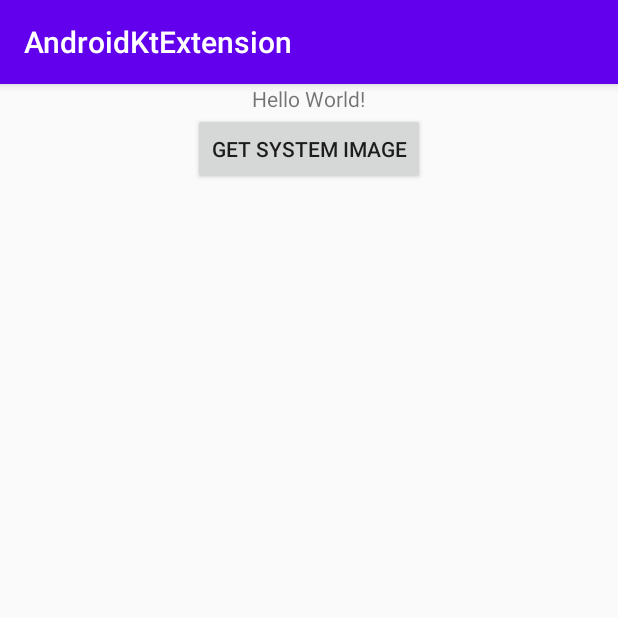
After one commit to dengzii/AndroidKtx, an Android app: the SecondActivity screen opened directly, with no data from a screen before it, on a phone screen of 412 x 824 dp, the top half of it. The commit adds this screen. Run offline under Robolectric (Android 15) with nearby library versions, the phone set to English and light mode, and no system bars.

```diff
--- a/android-ktx/src/main/java/com/dengzii/ktx/android/CollectionExt.kt
+++ b/android-ktx/src/main/java/com/dengzii/ktx/android/CollectionExt.kt
@@ -28,6 +28,10 @@ inline fun <K, V> MutableMap<K, V>.put(entry: Map.Entry<K, V>) {
     put(entry.key, entry.value)
 }
 
+inline fun <K, V> MutableMap<K, V>.put(vararg pairs: Pair<K, V>) {
+    putAll(pairs)
+}
+
 inline fun <K, V> Map<K, V?>.filterNullValue(): Map<K, V> {
     val result = mutableMapOf<K, V>()
     forEach { entry ->
--- a/app/src/main/AndroidManifest.xml
+++ b/app/src/main/AndroidManifest.xml
@@ -1,6 +1,9 @@
 <?xml version="1.0" encoding="utf-8"?>
 <manifest xmlns:android="http://schemas.android.com/apk/res/android"
     package="com.dengzii.androidktextension">
+
+    <uses-permission android:name="android.permission.READ_EXTERNAL_STORAGE"/>
+    <uses-permission android:name="android.permission.WRITE_EXTERNAL_STORAGE"/>
 
     <application
         android:allowBackup="true"
@@ -16,6 +19,7 @@
                 <category android:name="android.intent.category.LAUNCHER" />
             </intent-filter>
         </activity>
+        <activity android:name=".SecondActivity" />
     </application>
 
 </manifest>
--- /dev/null
+++ b/app/src/main/java/com/dengzii/androidktextension/SecondActivity.kt
@@ -0,0 +1,19 @@
+package com.dengzii.androidktextension
+
+import android.content.Intent
+import android.os.Bundle
+import androidx.appcompat.app.AppCompatActivity
+
+
+class SecondActivity : AppCompatActivity() {
+    override fun onCreate(savedInstanceState: Bundle?) {
+        super.onCreate(savedInstanceState)
+        setContentView(R.layout.activity_main)
+
+        setResult(2, Intent().apply {
+            putExtra("1","1")
+            putExtra("2","1")
+            putExtra("3","1")
+        })
+    }
+}
--- a/app/src/main/res/layout/activity_main.xml
+++ b/app/src/main/res/layout/activity_main.xml
@@ -1,10 +1,12 @@
 <?xml version="1.0" encoding="utf-8"?>
-<androidx.constraintlayout.widget.ConstraintLayout xmlns:android="http://schemas.android.com/apk/res/android"
+<LinearLayout xmlns:android="http://schemas.android.com/apk/res/android"
     xmlns:app="http://schemas.android.com/apk/res-auto"
     xmlns:tools="http://schemas.android.com/tools"
     android:layout_width="match_parent"
     android:layout_height="match_parent"
-    tools:context=".MainActivity">
+    tools:context=".MainActivity"
+    android:orientation="vertical"
+    android:gravity="center_horizontal">
 
     <TextView
         android:id="@+id/tv_title"
@@ -16,4 +18,10 @@
         app:layout_constraintRight_toRightOf="parent"
         app:layout_constraintTop_toTopOf="parent" />
 
-</androidx.constraintlayout.widget.ConstraintLayout>
+    <Button
+        android:id="@+id/bt_image"
+        android:text="get system image"
+        android:layout_width="wrap_content"
+        android:layout_height="wrap_content"/>
+
+</LinearLayout>
```
Also changed, not shown: android-ktx/src/main/java/com/dengzii/ktx/android/content/StartActivityForResultExt.kt (+44 -8 lines), android-ktx/src/main/java/com/dengzii/ktx/android/content/UriExt.kt (added, +113 -0 lines), app/src/main/java/com/dengzii/androidktextension/MainActivity.kt (+15 -1 lines).
